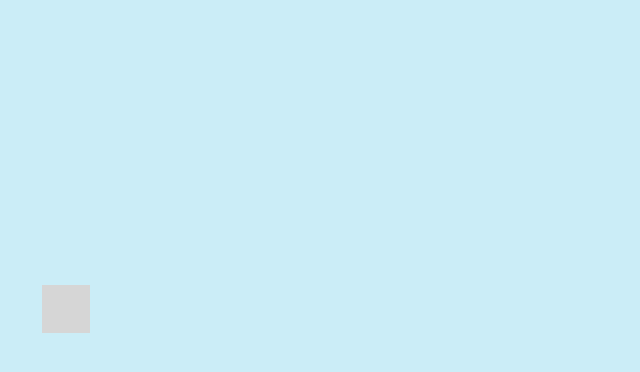
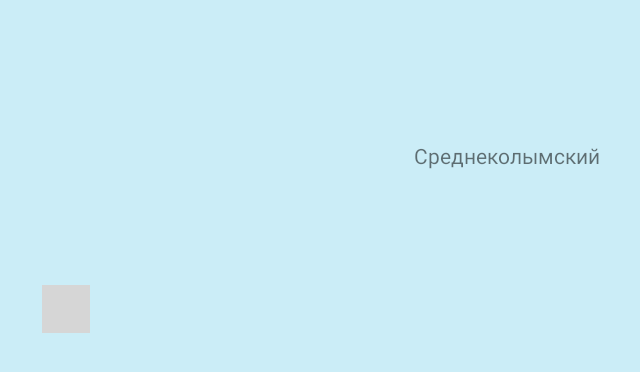
Before and after one commit to Kim1350/mapApp, an Android app: the QuizActivity screen opened directly, with no data from a screen before it, on a phone screen of 824 x 412 dp (held sideways). Shown: the top 372 px of the screen, without its empty margins (552-1192 px from the left). Run offline under Robolectric (Android 15) with nearby library versions, the phone set to English and light mode, and no system bars; libraries missing offline, so code that uses them is left out: com.richpath, com.richpathanimator; plain views replace RichPathView; 2 statements that could not run were skipped; grey boxes are pictures that could not be loaded.

Commit message:
Первый рабочий прототип

```diff
--- a/app/src/main/java/space/rob/map_app/QuizActivity.java
+++ b/app/src/main/java/space/rob/map_app/QuizActivity.java
@@ -11,6 +11,8 @@ import com.richpathanimator.RichPathAnimator;
 import android.app.Activity;
 import android.view.Window;
 import android.view.WindowManager;
+import android.widget.TextView;
+
 
 public class QuizActivity extends Activity {
 
@@ -29,10 +31,9 @@ public class QuizActivity extends Activity {
             "Булунский", "Верхневилюйский", "Верхнеколымский", "Верхоянский", "Вилюйский",
             "Горный", "Жиганский", "Кобяйский", "Ленский", "Мегино-Кангаласский",
             "Мирный", "Момский", "Намский", "Нерюнгринский", "Нижеколымский",
-            "Нюрбинский", "Оймяконский", "Олененский", "", "",
-            "", "", "", "", "",
-            "", "", "", "", "",
-            "", "", "", "", ""};
+            "Нюрбинский", "Оймяконский", "Оленекский", "Олекминский", "Среднеколымский",
+            "Сунтарский", "Таттинский", "Томпонский", "Усть-Алданский", "Усть-Майский",
+            "Усть-Янский", "Хангаласский", "Чурапчинский", "Эвено-Бытантайский"};
 
     @Override
     protected void onCreate(Bundle savedInstanceState) {
@@ -40,11 +41,20 @@ public class QuizActivity extends Activity {
         setContentView(R.layout.activity_quiz);
         Window w = getWindow();
         w.setFlags(WindowManager.LayoutParams.FLAG_FULLSCREEN, WindowManager.LayoutParams.FLAG_FULLSCREEN);
+
+        TextView textView = findViewById(R.id.txtNextRegion);
+        int randomNumber = (int)((Math.random() * (34 - 0)) + 0);
+        textView.setText(regions[randomNumber]);
+
         richPathView = findViewById(R.id.map);
         richPathView.setOnPathClickListener(new RichPath.OnPathClickListener() {
             @Override
             public void onClick(RichPath richPath) {
-                if (richPath.getName().equals("Region_16")) {
+                if (richPath.getName().equals(regionNumbers[randomNumber])) {
+                    RichPathAnimator.animate(richPath)
+                            .fillColor((255 & 0xff) << 24 | (50 & 0xff) << 16 | (128 & 0xff) << 8 | (50 & 0xff))
+                            .start();
+                } else if (!richPath.getName().equals(regionNumbers[randomNumber])) {
                     RichPathAnimator.animate(richPath)
                             .fillColor((255 & 0xff) << 24 | (128 & 0xff) << 16 | (50 & 0xff) << 8 | (50 & 0xff))
                             .start();
--- a/app/src/main/res/layout/activity_quiz.xml
+++ b/app/src/main/res/layout/activity_quiz.xml
@@ -19,4 +19,15 @@
 
     </com.richpath.RichPathView>
 
+    <TextView
+        android:id="@+id/txtNextRegion"
+        android:layout_width="wrap_content"
+        android:layout_height="wrap_content"
+        app:layout_constraintBottom_toBottomOf="parent"
+        app:layout_constraintEnd_toEndOf="parent"
+        app:layout_constraintHorizontal_bias="0.92"
+        app:layout_constraintStart_toStartOf="parent"
+        app:layout_constraintTop_toTopOf="parent"
+        app:layout_constraintVertical_bias="0.24000001" />
+
 </androidx.constraintlayout.widget.ConstraintLayout>
```
